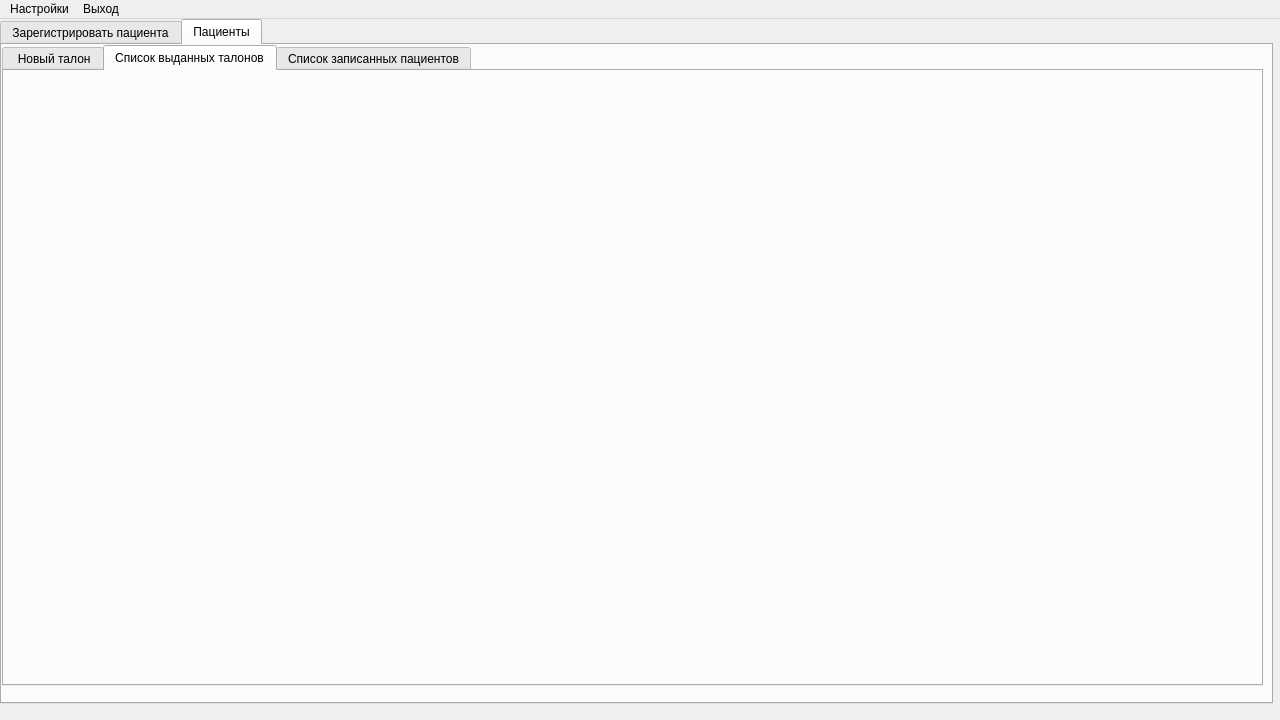
Above: 6th-semester/software-architecture/src/View/ApplicationViewUi.ui from theseChains/uni-assignments before the change. Below: the same form after it.
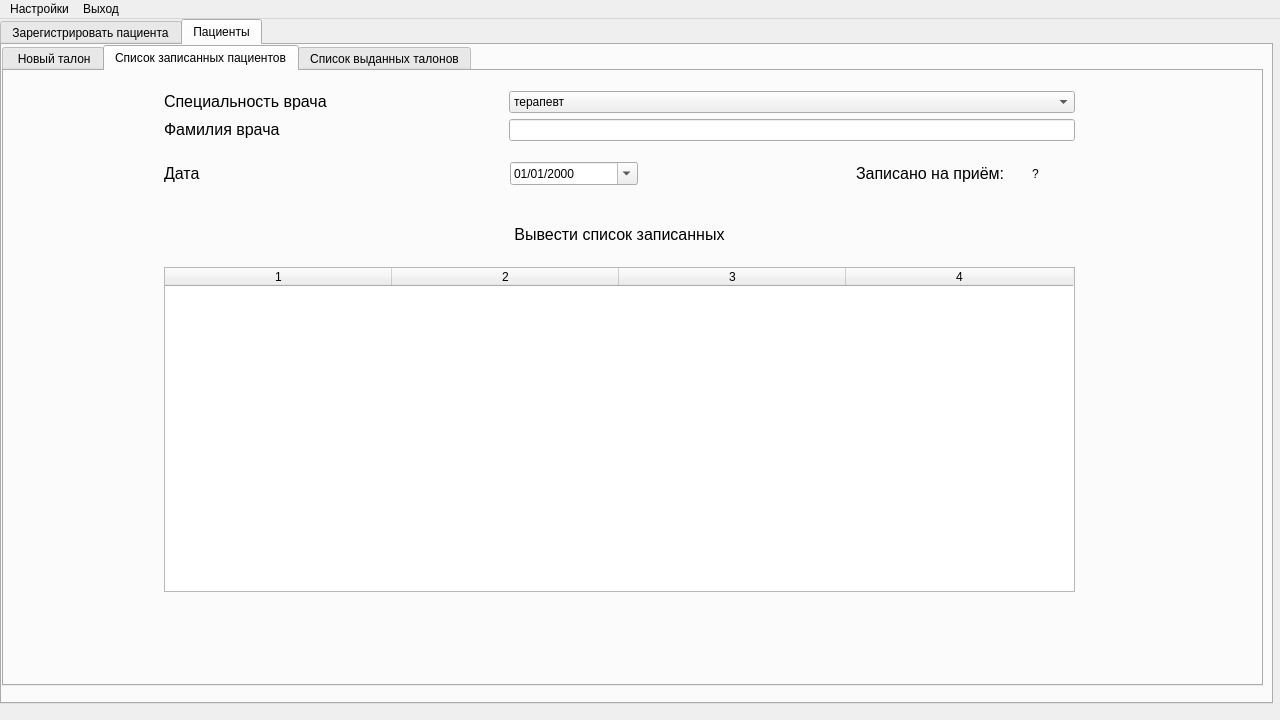
That is the form after the change. The open tabs and pages were chosen to show the change.

Commit message: Add talon list page

The edit to the form file:
```diff
--- a/6th-semester/software-architecture/src/View/ApplicationViewUi.ui
+++ b/6th-semester/software-architecture/src/View/ApplicationViewUi.ui
@@ -2438,12 +2438,201 @@
           </widget>
           <widget class="QWidget" name="tab_2">
            <attribute name="title">
-            <string>Список выданных талонов</string>
-           </attribute>
-          </widget>
-          <widget class="QWidget" name="tab_3">
-           <attribute name="title">
             <string>Список записанных пациентов</string>
+           </attribute>
+           <widget class="QWidget" name="verticalLayoutWidget_10">
+            <property name="geometry">
+             <rect>
+              <x>160</x>
+              <y>20</y>
+              <width>911</width>
+              <height>501</height>
+             </rect>
+            </property>
+            <layout class="QVBoxLayout" name="verticalLayout_23" stretch="1,1,1,1,6">
+             <item>
+              <layout class="QHBoxLayout" name="horizontalLayout_100" stretch="3,5">
+               <property name="spacing">
+                <number>6</number>
+               </property>
+               <item>
+                <widget class="QLabel" name="label_88">
+                 <property name="text">
+                  <string>&lt;html&gt;&lt;head/&gt;&lt;body&gt;&lt;p&gt;&lt;span style=&quot; font-size:12pt;&quot;&gt;Специальность врача&lt;/span&gt;&lt;/p&gt;&lt;/body&gt;&lt;/html&gt;</string>
+                 </property>
+                </widget>
+               </item>
+               <item>
+                <widget class="QComboBox" name="comboBox_12">
+                 <item>
+                  <property name="text">
+                   <string>терапевт</string>
+                  </property>
+                 </item>
+                 <item>
+                  <property name="text">
+                   <string>лаборант</string>
+                  </property>
+                 </item>
+                 <item>
+                  <property name="text">
+                   <string>кардиолог</string>
+                  </property>
+                 </item>
+                 <item>
+                  <property name="text">
+                   <string>офтальмолог</string>
+                  </property>
+                 </item>
+                </widget>
+               </item>
+              </layout>
+             </item>
+             <item>
+              <layout class="QHBoxLayout" name="horizontalLayout_101" stretch="3,5">
+               <property name="spacing">
+                <number>6</number>
+               </property>
+               <item>
+                <widget class="QLabel" name="label_89">
+                 <property name="text">
+                  <string>&lt;html&gt;&lt;head/&gt;&lt;body&gt;&lt;p&gt;&lt;span style=&quot; font-size:12pt;&quot;&gt;Фамилия врача&lt;/span&gt;&lt;/p&gt;&lt;/body&gt;&lt;/html&gt;</string>
+                 </property>
+                </widget>
+               </item>
+               <item>
+                <widget class="QLineEdit" name="lineEdit_52"/>
+               </item>
+              </layout>
+             </item>
+             <item>
+              <layout class="QHBoxLayout" name="horizontalLayout_102" stretch="8,3,5,4,1">
+               <property name="spacing">
+                <number>6</number>
+               </property>
+               <item>
+                <widget class="QLabel" name="label_81">
+                 <property name="text">
+                  <string>&lt;html&gt;&lt;head/&gt;&lt;body&gt;&lt;p&gt;&lt;span style=&quot; font-size:12pt;&quot;&gt;Дата&lt;/span&gt;&lt;/p&gt;&lt;/body&gt;&lt;/html&gt;</string>
+                 </property>
+                </widget>
+               </item>
+               <item>
+                <widget class="QDateEdit" name="dateEdit_10">
+                 <property name="displayFormat">
+                  <string>dd/MM/yyyy</string>
+                 </property>
+                 <property name="calendarPopup">
+                  <bool>true</bool>
+                 </property>
+                </widget>
+               </item>
+               <item>
+                <spacer name="horizontalSpacer_38">
+                 <property name="orientation">
+                  <enum>Qt::Horizontal</enum>
+                 </property>
+                 <property name="sizeHint" stdset="0">
+                  <size>
+                   <width>40</width>
+                   <height>20</height>
+                  </size>
+                 </property>
+                </spacer>
+               </item>
+               <item>
+                <widget class="QLabel" name="label_82">
+                 <property name="text">
+                  <string>&lt;html&gt;&lt;head/&gt;&lt;body&gt;&lt;p&gt;&lt;span style=&quot; font-size:12pt;&quot;&gt;Записано на приём: &lt;/span&gt;&lt;/p&gt;&lt;/body&gt;&lt;/html&gt;</string>
+                 </property>
+                </widget>
+               </item>
+               <item>
+                <widget class="QLabel" name="label_83">
+                 <property name="text">
+                  <string>?</string>
+                 </property>
+                </widget>
+               </item>
+              </layout>
+             </item>
+             <item>
+              <layout class="QHBoxLayout" name="horizontalLayout_103" stretch="3,4,3">
+               <property name="spacing">
+                <number>6</number>
+               </property>
+               <item>
+                <spacer name="horizontalSpacer_36">
+                 <property name="orientation">
+                  <enum>Qt::Horizontal</enum>
+                 </property>
+                 <property name="sizeHint" stdset="0">
+                  <size>
+                   <width>40</width>
+                   <height>20</height>
+                  </size>
+                 </property>
+                </spacer>
+               </item>
+               <item>
+                <widget class="QPushButton" name="pushButton_9">
+                 <property name="sizePolicy">
+                  <sizepolicy hsizetype="Minimum" vsizetype="Preferred">
+                   <horstretch>0</horstretch>
+                   <verstretch>0</verstretch>
+                  </sizepolicy>
+                 </property>
+                 <property name="font">
+                  <font>
+                   <pointsize>12</pointsize>
+                  </font>
+                 </property>
+                 <property name="styleSheet">
+                  <string notr="true">border-radius: 22px;</string>
+                 </property>
+                 <property name="text">
+                  <string>Вывести список записанных</string>
+                 </property>
+                </widget>
+               </item>
+               <item>
+                <spacer name="horizontalSpacer_37">
+                 <property name="orientation">
+                  <enum>Qt::Horizontal</enum>
+                 </property>
+                 <property name="sizeHint" stdset="0">
+                  <size>
+                   <width>40</width>
+                   <height>20</height>
+                  </size>
+                 </property>
+                </spacer>
+               </item>
+              </layout>
+             </item>
+             <item>
+              <widget class="QTableWidget" name="TalonPageScheduleTable_2">
+               <property name="horizontalScrollBarPolicy">
+                <enum>Qt::ScrollBarAlwaysOff</enum>
+               </property>
+               <property name="columnCount">
+                <number>4</number>
+               </property>
+               <attribute name="horizontalHeaderDefaultSectionSize">
+                <number>227</number>
+               </attribute>
+               <column/>
+               <column/>
+               <column/>
+               <column/>
+              </widget>
+             </item>
+            </layout>
+           </widget>
+          </widget>
+          <widget class="QWidget" name="tab_3">
+           <attribute name="title">
+            <string>Список выданных талонов</string>
            </attribute>
           </widget>
          </widget>
```
Left out of the diff: 2 changed lines with no effect on the pictures.
